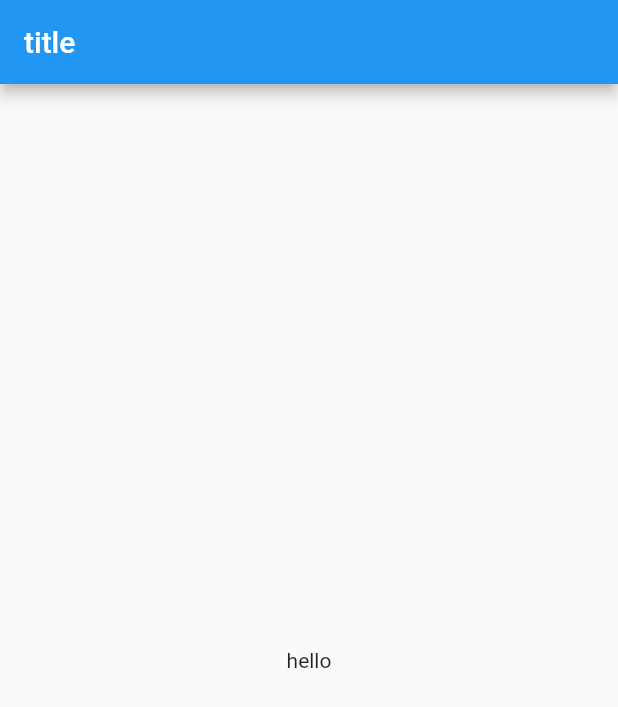
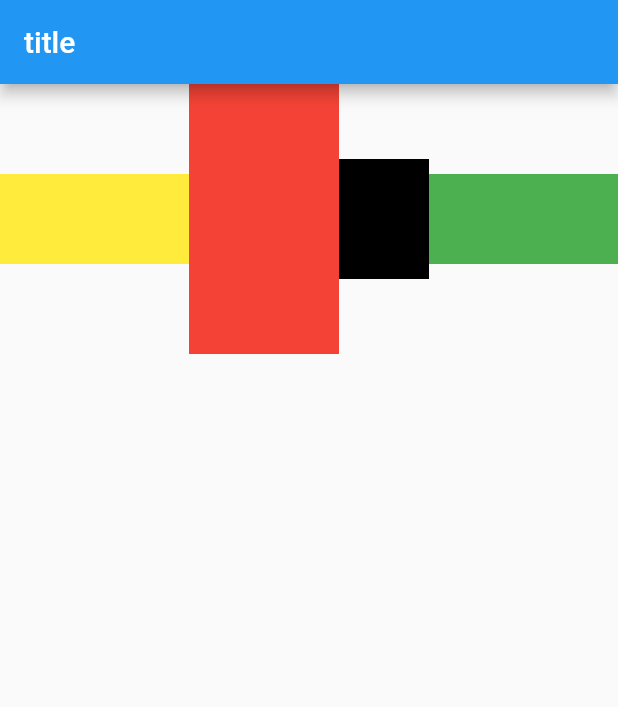
Before and after one commit to zhumingwei/flutter_app_helloworld, a Flutter app: the screen it shows after launch, on a phone screen of 412 x 824 dp. Shown: the top 707 px of the screen. Run offline on Flutter 3.47's test engine with Material 2 defaults, Android fonts, the phone set to English and light mode, and no system bars.

Commit message:
row,column,expanded

```diff
--- a/lib/main.dart
+++ b/lib/main.dart
@@ -26,8 +26,33 @@ class MyView extends StatelessWidget {
       appBar: AppBar(
         title: Text("title"),
       ),
-      body: Center(
-        child: Text('hello'),
+      body: Row(
+        children: [
+          Expanded(
+            flex: 1,
+            child: Container(
+              color: Colors.yellow,
+              height: 60,
+            ),
+          ),
+          Container(
+            color: Colors.red,
+            width: 100,
+            height: 180,
+          ),
+          Container(
+            color: Colors.black,
+            width: 60,
+            height: 80,
+          ),
+          Expanded(
+            flex: 1,
+            child: Container(
+              color: Colors.green,
+              height: 60,
+            ),
+          ),
+        ],
       ),
     );
   }
```
